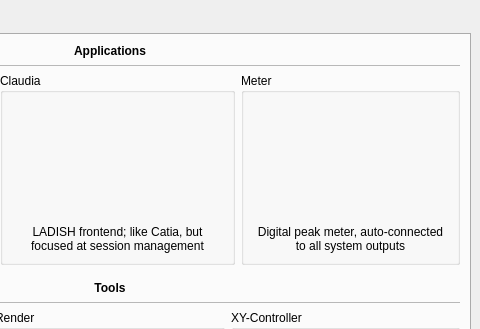
Before: the Qt Designer form resources/ui/cadence.ui in falkTX/Cadence, drawn with Qt 5; both pictures show x 260 to 740 and y 0 to 329 of the 740 by 567 pixel window.
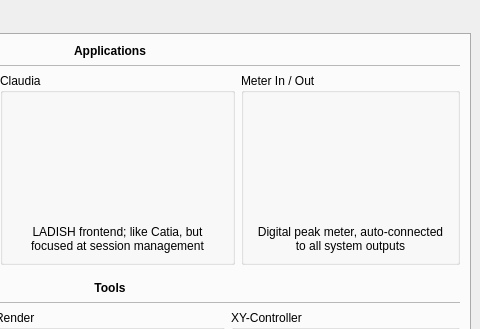
After: the same form once the commit is applied. The open tabs and pages were chosen to show the change. Icons and pictures are not drawn. Custom widgets are drawn as their Qt base class.

Commit message: Cadence: Show both in+out versions of JackMeter

```diff
--- a/resources/ui/cadence.ui
+++ b/resources/ui/cadence.ui
@@ -1149,7 +1149,7 @@
           <item>
            <widget class="QGroupBox" name="groupBox_meter">
             <property name="title">
-             <string>Meter</string>
+             <string>Meter In / Out</string>
             </property>
             <layout class="QVBoxLayout" name="verticalLayout_4">
              <item>
```
Left out of the diff: 41 changed lines with no effect on the pictures. Lines whose indentation alone changed are shown as unchanged. The commit also changes 4 other files.
